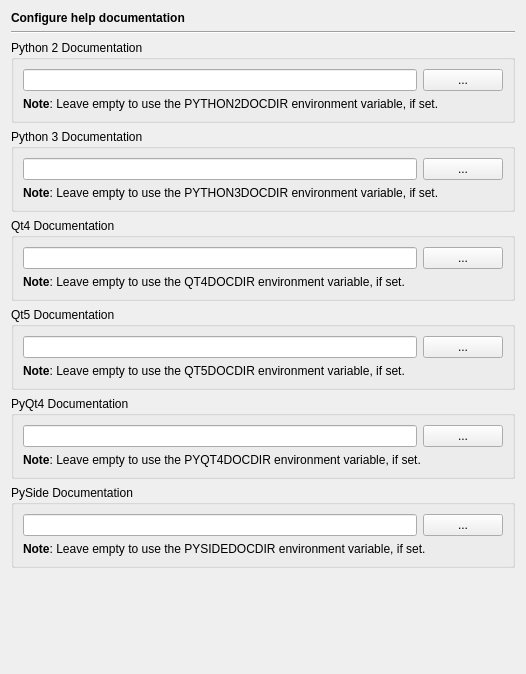
The window that Preferences/ConfigurationPages/HelpDocumentationPage.ui (testmana2/test) describes before a commit, drawn with Qt 5.
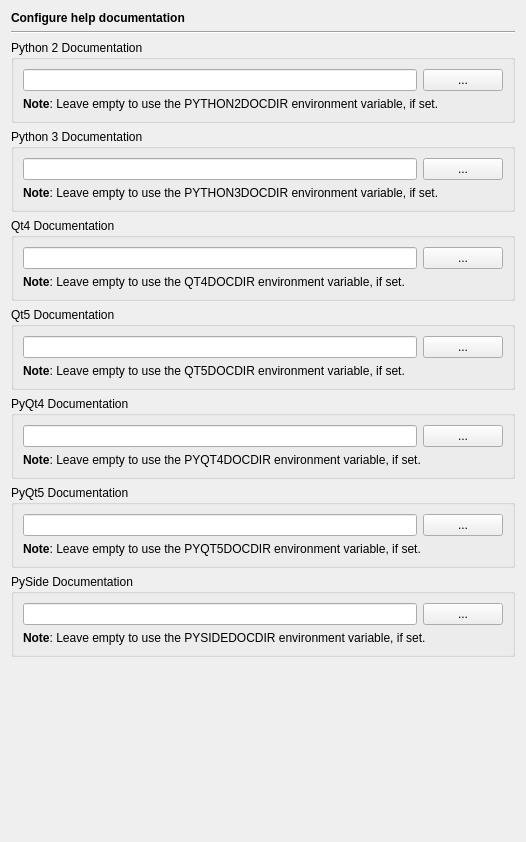
The same window after the commit.

```diff
--- a/Preferences/ConfigurationPages/HelpDocumentationPage.ui
+++ b/Preferences/ConfigurationPages/HelpDocumentationPage.ui
@@ -7,7 +7,7 @@
     <x>0</x>
     <y>0</y>
     <width>526</width>
-    <height>674</height>
+    <height>842</height>
    </rect>
   </property>
   <layout class="QVBoxLayout" name="verticalLayout">
@@ -211,6 +211,42 @@
      </layout>
     </widget>
    </item>
+   <item>
+    <widget class="QGroupBox" name="pyqt5Group">
+     <property name="title">
+      <string>PyQt5 Documentation</string>
+     </property>
+     <layout class="QGridLayout" name="_4">
+      <item row="0" column="1">
+       <widget class="QPushButton" name="pyqt5DocDirButton">
+        <property name="toolTip">
+         <string>Press to select the PyQt5 documentation directory via a dialog</string>
+        </property>
+        <property name="text">
+         <string>...</string>
+        </property>
+       </widget>
+      </item>
+      <item row="0" column="0">
+       <widget class="QLineEdit" name="pyqt5DocDirEdit">
+        <property name="toolTip">
+         <string>Enter the PyQt5 documentation directory</string>
+        </property>
+       </widget>
+      </item>
+      <item row="1" column="0" colspan="2">
+       <widget class="QLabel" name="textLabel1_8_2_2_5">
+        <property name="text">
+         <string>&lt;b&gt;Note&lt;/b&gt;: Leave empty to use the PYQT5DOCDIR environment variable, if set.</string>
+        </property>
+        <property name="wordWrap">
+         <bool>true</bool>
+        </property>
+       </widget>
+      </item>
+     </layout>
+    </widget>
+   </item>
    <item>
     <widget class="QGroupBox" name="pysideGroup">
      <property name="title">
```
Left out of the diff: 2 changed lines with no effect on the pictures.
